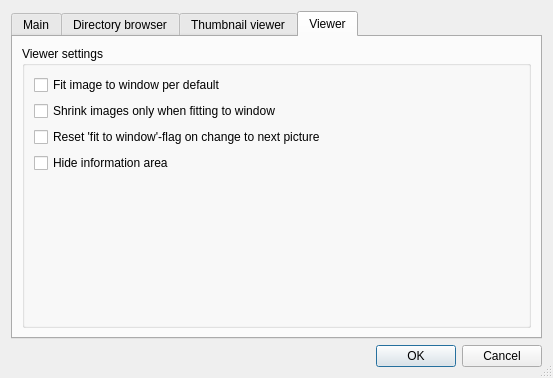
Old version of the form settingsdialog.ui in the repository bwachter/aardview.
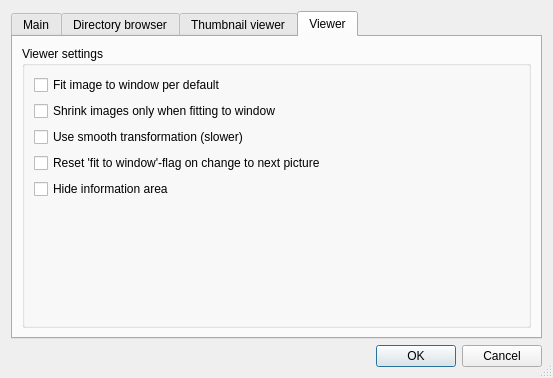
New version of the form. The open tabs and pages were chosen to show the change.

Patch:
```diff
--- a/settingsdialog.ui
+++ b/settingsdialog.ui
@@ -210,6 +210,13 @@
               </property>
              </widget>
             </item>
+            <item>
+             <widget class="QCheckBox" name="viewerSmoothTransformation" >
+              <property name="text" >
+               <string>Use smooth transformation (slower)</string>
+              </property>
+             </widget>
+            </item>
             <item>
              <widget class="QCheckBox" name="viewerResetFtwOnChange" >
               <property name="text" >
```
